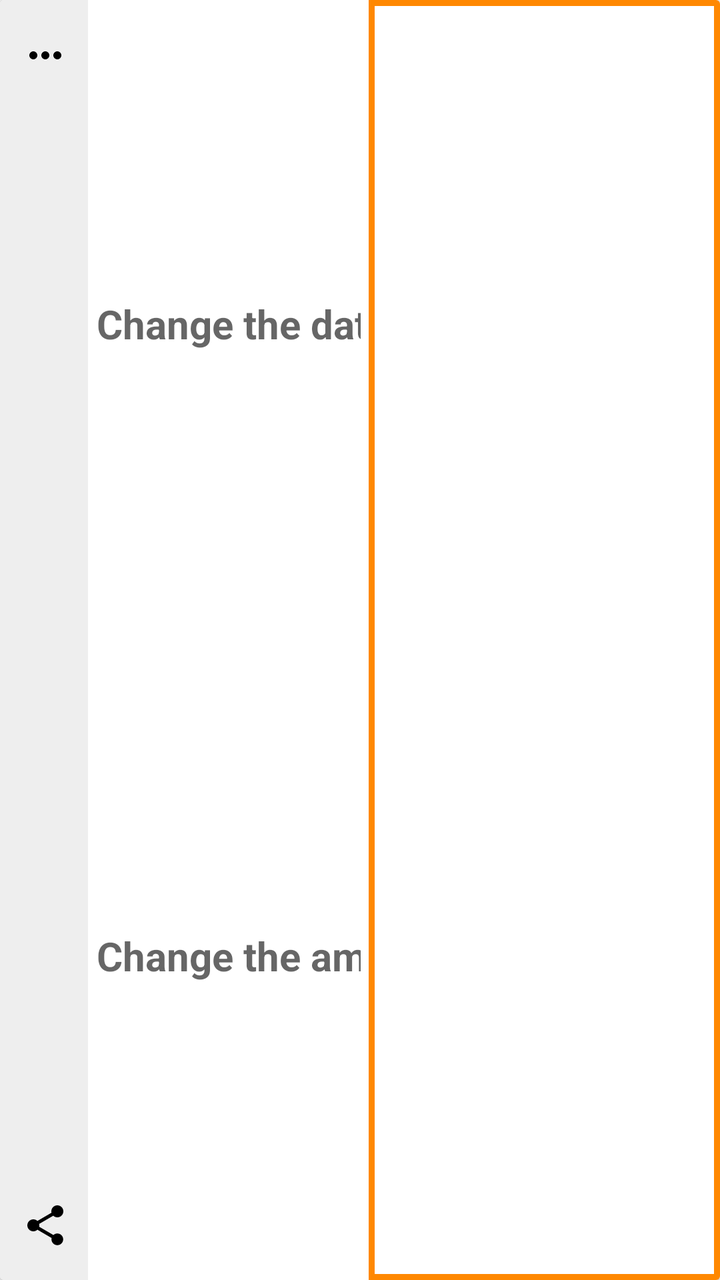
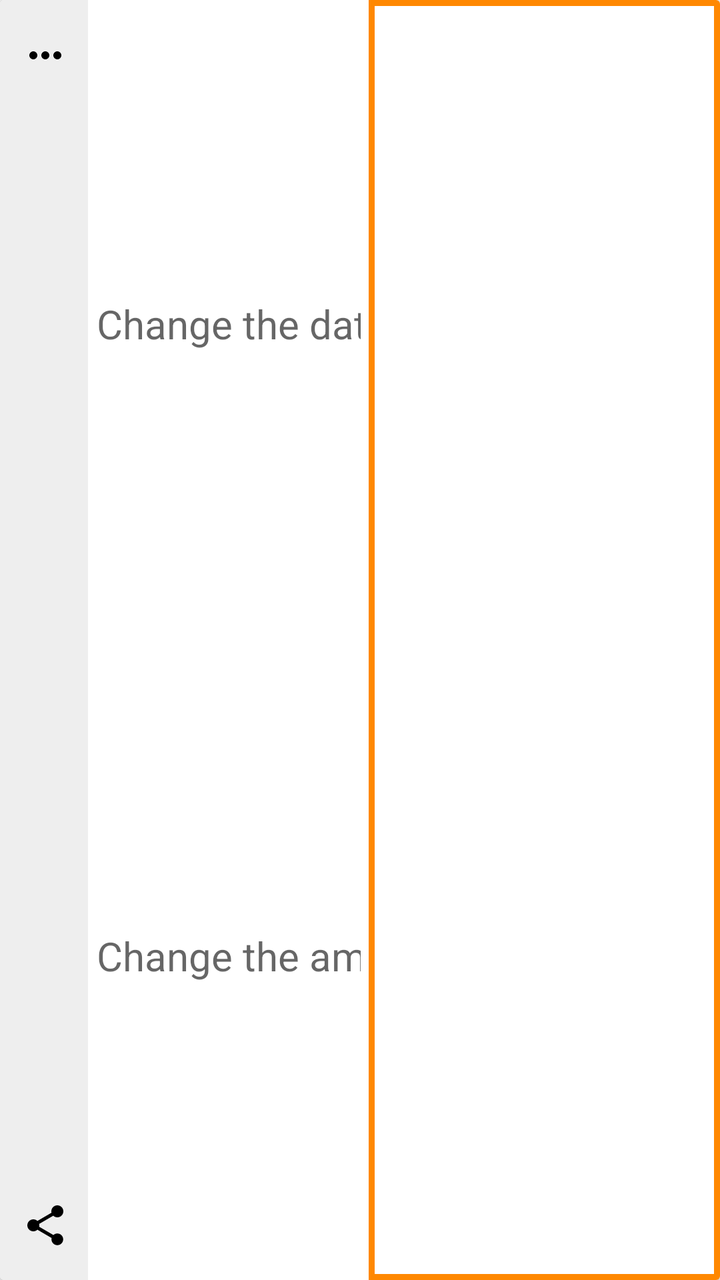

An Android layout rendered at two revisions. The XML below is the earlier revision; the diff shows what the commit changed to produce the second picture.
<!-- AndroidManifest.xml: application theme AppTheme -->
<!-- res/layout/item_record.xml -->
<?xml version="1.0" encoding="utf-8"?>
<androidx.cardview.widget.CardView
    xmlns:android="http://schemas.android.com/apk/res/android"
    android:id="@+id/record_item_view"
    android:layout_width="match_parent"
    android:layout_height="90dp"
    android:layout_marginLeft="8dp"
    android:layout_marginRight="8dp"
    android:layout_marginTop="4dp"
    android:layout_marginBottom="4dp">

    <LinearLayout
        android:layout_width="match_parent"
        android:layout_height="match_parent"
        android:orientation="horizontal"
        android:baselineAligned="false">

        <FrameLayout
            android:layout_width="44dp"
            android:layout_height="match_parent"
            android:paddingTop="15dp"
            android:paddingBottom="15dp"
            android:paddingStart="10dp"
            android:background="@color/colorChalk"
            android:orientation="vertical"
            android:clickable="true"
            android:focusable="true">

            <ImageButton
                android:id="@+id/record_contact_button"
                android:layout_width="25dp"
                android:layout_height="25dp"
                android:layout_gravity="top"
                android:background="@color/colorChalk"
                android:src="@drawable/ic_baseline_more_horiz_24px"
                android:contentDescription="@string/description_decrement_percentage_text"/>

            <ImageButton
                android:id="@+id/record_share_button"
                android:layout_width="25dp"
                android:layout_height="25dp"
                android:layout_gravity="bottom"
                android:background="@color/colorChalk"
                android:src="@drawable/ic_menu_share"
                android:contentDescription="@string/description_decrement_percentage_text"/>

        </FrameLayout>

        <LinearLayout
            android:id="@+id/record_stats_view"
            android:layout_width="0dp"
            android:layout_height="match_parent"
            android:layout_weight=".4"
            android:padding="4dp"
            android:orientation="vertical"
            android:gravity="end"
            android:clickable="true"
            android:focusable="true">

            <EditText
                android:id="@+id/record_time_text"
                android:layout_width="match_parent"
                android:layout_height="0dp"
                android:layout_weight=".5"
                android:layout_gravity="center"
                android:background="#fff"
                android:textSize="@dimen/text_size_paragraph_title"
                android:textStyle="bold"
                android:gravity="center"
                android:inputType="numberDecimal"
                android:imeOptions="actionDone"
                android:importantForAutofill="no"
                android:hint="Change the date of this record"/>

            <EditText
                android:id="@+id/record_amount_text"
                android:layout_width="match_parent"
                android:layout_height="0dp"
                android:layout_weight=".5"
                android:layout_gravity="center"
                android:background="#fff"
                android:textSize="@dimen/text_size_paragraph_title"
                android:textStyle="bold"
                android:gravity="center"
                android:inputType="numberDecimal"
                android:imeOptions="actionDone"
                android:importantForAutofill="no"
                android:hint="Change the amount of this record"/>

        </LinearLayout>

        <FrameLayout
            android:id="@+id/record_text_view"
            android:layout_width="0dp"
            android:layout_height="match_parent"
            android:layout_weight=".5"
            android:padding="3dp"
            android:background="@color/colorHeat">

            <LinearLayout xmlns:android="http://schemas.android.com/apk/res/android"
                android:layout_width="match_parent"
                android:layout_height="match_parent"
                android:padding="2dp"
                android:background="#fff"
                android:orientation="vertical"
                android:layout_gravity="start|center_vertical">

                <TextView
                    android:id="@+id/record_primary"
                    android:layout_width="wrap_content"
                    android:layout_height="0dp"
                    android:layout_weight=".7"
                    android:layout_margin="4dp"
                    android:textSize="@dimen/text_size_paragraph_title"
                    android:textAppearance="?attr/textAppearanceListItem" />

                <TextView
                    android:id="@+id/record_secondary"
                    android:layout_width="wrap_content"
                    android:layout_height="0dp"
                    android:layout_weight=".3"
                    android:layout_marginStart="4dp"
                    android:textSize="@dimen/text_size_paragraph"
                    android:textAppearance="?attr/textAppearanceListItem" />

            </LinearLayout>

        </FrameLayout>

    </LinearLayout>

</androidx.cardview.widget.CardView>
<!-- resources referenced by this layout -->
<resources>
  <color name="colorChalk">#EEE</color>
  <color name="colorHeat">#FF8800</color>
  <dimen name="text_size_paragraph">16sp</dimen>
  <dimen name="text_size_paragraph_title">20sp</dimen>
  <!-- drawable ic_baseline_more_horiz_24px (drawable) -->
  <vector xmlns:android="http://schemas.android.com/apk/res/android"
      android:width="24dp"
      android:height="24dp"
      android:viewportWidth="24"
      android:viewportHeight="24">
    <path
        android:fillColor="#FF000000"
        android:pathData="M6,10c-1.1,0 -2,0.9 -2,2s0.9,2 2,2 2,-0.9 2,-2 -0.9,-2 -2,-2zM18,10c-1.1,0 -2,0.9 -2,2s0.9,2 2,2 2,-0.9 2,-2 -0.9,-2 -2,-2zM12,10c-1.1,0 -2,0.9 -2,2s0.9,2 2,2 2,-0.9 2,-2 -0.9,-2 -2,-2z"/>
  </vector>
  <!-- drawable ic_menu_share (drawable-v21) -->
  <vector xmlns:android="http://schemas.android.com/apk/res/android"
      android:width="24dp"
      android:height="24dp"
      android:viewportHeight="24.0"
      android:viewportWidth="24.0">
      <path
          android:fillColor="#FF000000"
          android:pathData="M18,16.08c-0.76,0 -1.44,0.3 -1.96,0.77L8.91,12.7c0.05,-0.23 0.09,-0.46 0.09,-0.7s-0.04,-0.47 -0.09,-0.7l7.05,-4.11c0.54,0.5 1.25,0.81 2.04,0.81 1.66,0 3,-1.34 3,-3s-1.34,-3 -3,-3 -3,1.34 -3,3c0,0.24 0.04,0.47 0.09,0.7L8.04,9.81C7.5,9.31 6.79,9 6,9c-1.66,0 -3,1.34 -3,3s1.34,3 3,3c0.79,0 1.5,-0.31 2.04,-0.81l7.12,4.16c-0.05,0.21 -0.08,0.43 -0.08,0.65 0,1.61 1.31,2.92 2.92,2.92 1.61,0 2.92,-1.31 2.92,-2.92s-1.31,-2.92 -2.92,-2.92z" />
  </vector>
  <string name="description_decrement_percentage_text">Press this button to decrease the percentage of your total donation amount to be allocated to this charity on each converted smile or stride</string>
  <style name="AppTheme" parent="Theme.AppCompat.Light.DarkActionBar">
          <item name="colorPrimary">@color/colorPrimary</item>
          <item name="colorPrimaryDark">@color/colorPrimaryDark</item>
          <item name="colorAccent">@color/colorAccent</item>
          <item name="popupMenuStyle">@style/AppTheme.PopupOverlay</item>
      </style>
  <color name="colorPrimary">#00B0FF</color>
  <color name="colorPrimaryDark">#0081CB</color>
  <color name="colorAccent">#FBC02D</color>
  <style name="AppTheme.PopupOverlay" parent="@android:style/Widget.PopupMenu">
          <item name="android:background">@color/colorPrimary</item>
      </style>
</resources>

<!-- the commit's change to res/layout/item_record.xml (unified diff, before → after) -->
@@ -57,7 +57,7 @@
             android:clickable="true"
             android:focusable="true">
 
-            <EditText
+            <TextView
                 android:id="@+id/record_time_text"
                 android:layout_width="match_parent"
                 android:layout_height="0dp"
@@ -65,7 +65,6 @@
                 android:layout_gravity="center"
                 android:background="#fff"
                 android:textSize="@dimen/text_size_paragraph_title"
-                android:textStyle="bold"
                 android:gravity="center"
                 android:inputType="numberDecimal"
                 android:imeOptions="actionDone"
@@ -80,7 +79,6 @@
                 android:layout_gravity="center"
                 android:background="#fff"
                 android:textSize="@dimen/text_size_paragraph_title"
-                android:textStyle="bold"
                 android:gravity="center"
                 android:inputType="numberDecimal"
                 android:imeOptions="actionDone"
